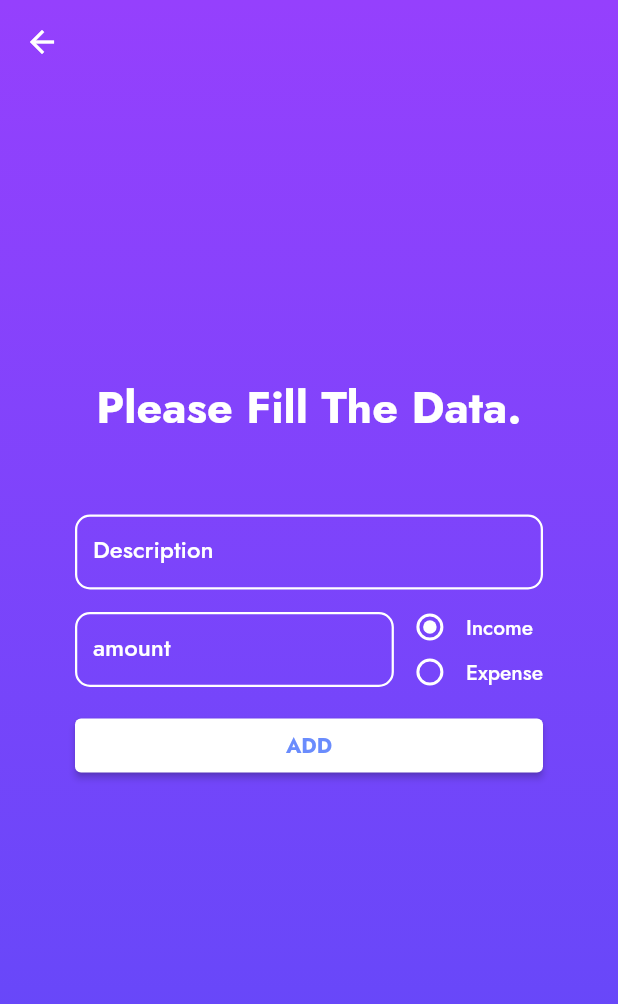
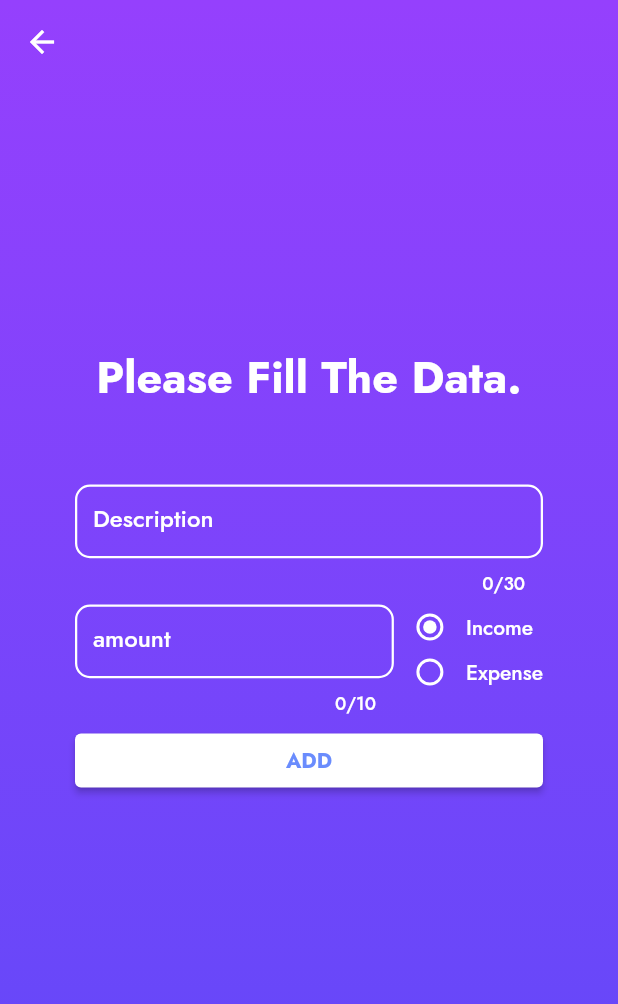
Before and after one commit to ahmed-taha1/flosy, a Flutter app: the addPage screen opened by its route, on a phone screen of 412 x 824 dp. Shown: the top 1004 px of the screen. Run offline on Flutter 3.47's test engine with Material 2 defaults, Android fonts, the phone set to English and light mode, and no system bars; our stand-ins replace awesome_snackbar_content, flutter_slidable, go_router, sqflite; missing offline and left inert: d_chart, fading_edge_scrollview; accounts and stored records are empty.

Commit message:
icon added and max input field added

```diff
--- a/lib/addPage.dart
+++ b/lib/addPage.dart
@@ -71,7 +71,7 @@ class _addPageState extends State<addPage> {
             end: Alignment.bottomCenter,
           ),
         ),
-        padding: const EdgeInsets.symmetric(vertical: 250, horizontal: 50),
+        padding: const EdgeInsets.symmetric(vertical: 230, horizontal: 50),
         child: Column(
           children: [
             const Text(
@@ -89,6 +89,7 @@ class _addPageState extends State<addPage> {
               height: 10,
             ),
             Row(
+              crossAxisAlignment: CrossAxisAlignment.start,
               children: [
                 Expanded(
                     child:
--- a/lib/methods.dart
+++ b/lib/methods.dart
@@ -3,6 +3,7 @@ import 'dart:math';
 import 'package:awesome_snackbar_content/awesome_snackbar_content.dart';
 import 'package:d_chart/d_chart.dart';
 import 'package:flutter/material.dart';
+import 'package:flutter/services.dart';
 import 'package:flutter_slidable/flutter_slidable.dart';
 import 'package:go_router/go_router.dart';
 import 'package:untitled1/dataBase.dart';
@@ -180,7 +181,7 @@ Widget DrawRowData() {
 Widget DrawTextField(TextInputType textInputType, String LabelText,
     TextEditingController Controller) {
   return SizedBox(
-    height: 50,
+    height: 70,
     child: TextField(
       controller: Controller,
       decoration: InputDecoration(
@@ -200,9 +201,13 @@ Widget DrawTextField(TextInputType textInputType, String LabelText,
             width: 1.5,
           ),
         ),
+        counterStyle: const TextStyle(
+          color: Colors.white, // Replace with your desired color
+        ),
       ),
       style: const TextStyle(color: Colors.white),
       keyboardType: textInputType,
+      maxLength: LabelText == "amount" ? 10 : 30,
     ),
   );
 }
--- a/pubspec.yaml
+++ b/pubspec.yaml
@@ -43,10 +43,16 @@ dependencies:
   fluttertoast: ^8.1.2
   awesome_snackbar_content: ^0.1.3
   easy_splash_screen: ^1.0.4
+  flutter_launcher_icons: ^0.13.1
 
 dev_dependencies:
   flutter_test:
     sdk: flutter
+
+flutter_icons:
+  android: true
+  image_path: "logo/logo.png"
+  adaptive_icon_foreground: "logo/yarb.png"
 
   # The "flutter_lints" package below contains a set of recommended lints to
   # encourage good coding practices. The lint set provided by the package is
```
Also changed, not shown: logo/1024.png (added), logo/logo.png (added), logo/yarb.png (added), pubspec.lock, 13 other files.
